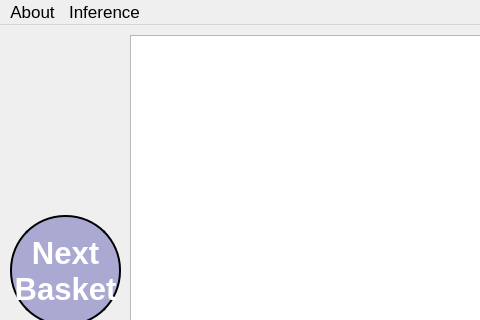
The window that mainwindow.ui (renesas-rz/rzg-shopping-basket-demo) describes before a commit, drawn with Qt 5; both pictures show x 0 to 480 and y 0 to 320 of the 1360 by 650 pixel window.
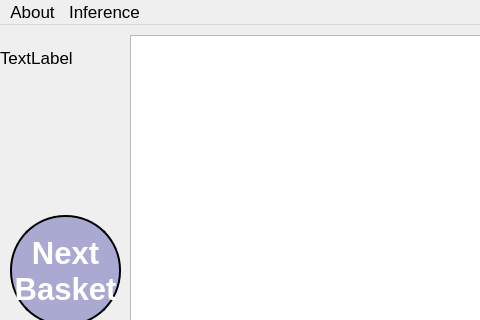
The same window after the commit.

Commit message:
ui: Add Renesas RZ logo
The Renesas RZ logo is displayed on the top left of the application.

```diff
--- a/mainwindow.ui
+++ b/mainwindow.ui
@@ -301,6 +301,37 @@
      <bool>false</bool>
     </property>
    </widget>
+   <widget class="QLabel" name="labelRzLogo">
+    <property name="geometry">
+     <rect>
+      <x>0</x>
+      <y>10</y>
+      <width>130</width>
+      <height>45</height>
+     </rect>
+    </property>
+    <property name="sizePolicy">
+     <sizepolicy hsizetype="Fixed" vsizetype="Fixed">
+      <horstretch>0</horstretch>
+      <verstretch>0</verstretch>
+     </sizepolicy>
+    </property>
+    <property name="minimumSize">
+     <size>
+      <width>130</width>
+      <height>45</height>
+     </size>
+    </property>
+    <property name="maximumSize">
+     <size>
+      <width>130</width>
+      <height>45</height>
+     </size>
+    </property>
+    <property name="text">
+     <string>TextLabel</string>
+    </property>
+   </widget>
   </widget>
   <widget class="QMenuBar" name="menuBar">
    <property name="geometry">
```
The commit also changes 1 other file.
